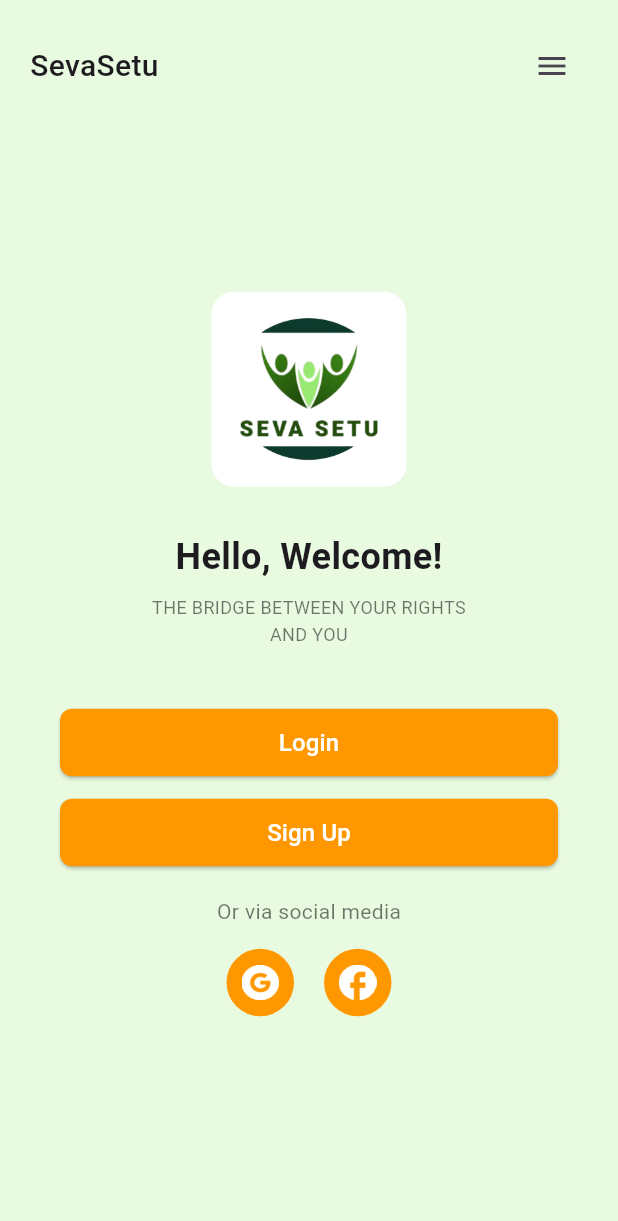
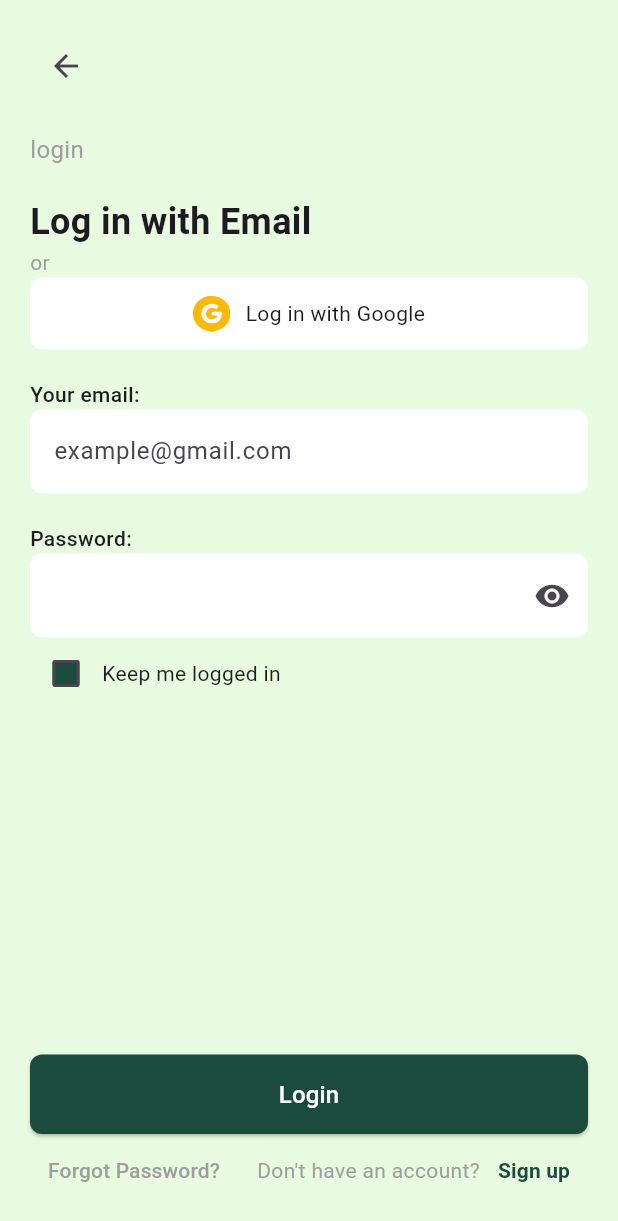
Before and after one commit to MrGojo/EY, a Flutter app: the screen it shows after launch, after a tap on "Login", on a phone screen of 412 x 824 dp. Shown: the top 1221 px of the screen. Run offline on Flutter 3.47's test engine with Material 3 defaults, Android fonts, the phone set to English and light mode, and no system bars; our stand-ins replace file_picker.

Commit message:
Add login screen and update home screen

```diff
--- a/ey/lib/screens/home_screen.dart
+++ b/ey/lib/screens/home_screen.dart
@@ -2,6 +2,7 @@ import 'package:flutter/material.dart';
 import '../widgets/custom_button.dart';
 import '../widgets/social_button.dart';
 import 'registration_screen.dart';
+import 'login_screen.dart';
 
 class HomeScreen extends StatelessWidget {
   const HomeScreen({super.key});
@@ -81,7 +82,14 @@ class HomeScreen extends StatelessWidget {
                       // Login Button
                       CustomButton(
                         text: 'Login',
-                        onPressed: () {},
+                        onPressed: () {
+                          Navigator.push(
+                            context,
+                            MaterialPageRoute(
+                              builder: (context) => const LoginScreen(),
+                            ),
+                          );
+                        },
                       ),
                       const SizedBox(height: 15),
 
--- /dev/null
+++ b/ey/lib/screens/login_screen.dart
@@ -0,0 +1,221 @@
+import 'package:flutter/material.dart';
+import 'dashboard_screen.dart';
+
+class LoginScreen extends StatefulWidget {
+  const LoginScreen({super.key});
+
+  @override
+  State<LoginScreen> createState() => _LoginScreenState();
+}
+
+class _LoginScreenState extends State<LoginScreen> {
+  bool _isPasswordVisible = false;
+  bool _keepLoggedIn = false;
+
+  @override
+  Widget build(BuildContext context) {
+    return Scaffold(
+      backgroundColor: const Color(0xFFE8FAE0),
+      body: SafeArea(
+        child: Padding(
+          padding: const EdgeInsets.all(20.0),
+          child: Column(
+            crossAxisAlignment: CrossAxisAlignment.start,
+            children: [
+              // Back Button
+              IconButton(
+                icon: const Icon(Icons.arrow_back),
+                onPressed: () => Navigator.pop(context),
+              ),
+
+              const SizedBox(height: 20),
+
+              // Login Text
+              const Text(
+                'login',
+                style: TextStyle(
+                  fontSize: 16,
+                  color: Colors.grey,
+                ),
+              ),
+
+              const SizedBox(height: 20),
+
+              // Log in with Email
+              const Text(
+                'Log in with Email',
+                style: TextStyle(
+                  fontSize: 24,
+                  fontWeight: FontWeight.bold,
+                ),
+              ),
+
+              const Text(
+                'or',
+                style: TextStyle(
+                  color: Colors.grey,
+                ),
+              ),
+
+              // Google Login Button
+              Container(
+                width: double.infinity,
+                padding: const EdgeInsets.symmetric(vertical: 12),
+                decoration: BoxDecoration(
+                  color: Colors.white,
+                  borderRadius: BorderRadius.circular(8),
+                ),
+                child: Row(
+                  mainAxisAlignment: MainAxisAlignment.center,
+                  children: [
+                    Image.asset(
+                      'assets/google_icon.png',
+                      height: 24,
+                    ),
+                    const SizedBox(width: 10),
+                    const Text('Log in with Google'),
+                  ],
+                ),
+              ),
+
+              const SizedBox(height: 20),
+
+              // Email Field
+              const Text(
+                'Your email:',
+                style: TextStyle(
+                  fontWeight: FontWeight.w500,
+                ),
+              ),
+              TextField(
+                decoration: InputDecoration(
+                  hintText: 'example@gmail.com',
+                  filled: true,
+                  fillColor: Colors.white,
+                  border: OutlineInputBorder(
+                    borderRadius: BorderRadius.circular(8),
+                    borderSide: BorderSide.none,
+                  ),
+                ),
+              ),
+
+              const SizedBox(height: 20),
+
+              // Password Field
+              const Text(
+                'Password:',
+                style: TextStyle(
+                  fontWeight: FontWeight.w500,
+                ),
+              ),
+              TextField(
+                obscureText: !_isPasswordVisible,
+                decoration: InputDecoration(
+                  filled: true,
+                  fillColor: Colors.white,
+                  border: OutlineInputBorder(
+                    borderRadius: BorderRadius.circular(8),
+                    borderSide: BorderSide.none,
+                  ),
+                  suffixIcon: IconButton(
+                    icon: Icon(
+                      _isPasswordVisible ? Icons.visibility_off : Icons.visibility,
+                    ),
+                    onPressed: () {
+                      setState(() {
+                        _isPasswordVisible = !_isPasswordVisible;
+                      });
+                    },
+                  ),
+                ),
+              ),
+
+              // Keep me logged in
+              Row(
+                children: [
+                  Checkbox(
+                    value: _keepLoggedIn,
+                    onChanged: (value) {
+                      setState(() {
+                        _keepLoggedIn = value ?? false;
+                      });
+                    },
+                    fillColor: MaterialStateProperty.all(const Color(0xFF1B4B3C)),
+                  ),
+                  const Text('Keep me logged in'),
+                ],
+              ),
+
+              const Spacer(),
+
+              // Login Button
+              SizedBox(
+                width: double.infinity,
+                child: ElevatedButton(
+                  onPressed: () {
+                    Navigator.pushReplacement(
+                      context,
+                      MaterialPageRoute(
+                        builder: (context) => const DashboardScreen(),
+                      ),
+                    );
+                  },
+                  style: ElevatedButton.styleFrom(
+                    backgroundColor: const Color(0xFF1B4B3C),
+                    padding: const EdgeInsets.symmetric(vertical: 15),
+                    shape: RoundedRectangleBorder(
+                      borderRadius: BorderRadius.circular(8),
+                    ),
+                  ),
+                  child: const Text(
+                    'Login',
+                    style: TextStyle(
+                      color: Colors.white,
+                      fontSize: 16,
+                    ),
+                  ),
+                ),
+              ),
+
+              // Forgot Password & Sign up
+              Row(
+                mainAxisAlignment: MainAxisAlignment.spaceBetween,
+                children: [
+                  TextButton(
+                    onPressed: () {},
+                    child: const Text(
+                      'Forgot Password?',
+                      style: TextStyle(
+                        color: Colors.grey,
+                      ),
+                    ),
+                  ),
+                  Row(
+                    children: [
+                      const Text(
+                        "Don't have an account?",
+                        style: TextStyle(
+                          color: Colors.grey,
+                        ),
+                      ),
+                      TextButton(
+                        onPressed: () {},
+                        child: const Text(
+                          'Sign up',
+                          style: TextStyle(
+                            color: Color(0xFF1B4B3C),
+                            fontWeight: FontWeight.bold,
+                          ),
+                        ),
+                      ),
+                    ],
+                  ),
+                ],
+              ),
+            ],
+          ),
+        ),
+      ),
+    );
+  }
+}
```
Also changed, not shown: ey/lib/screens/dashboard_screen.dart (+23 -3 lines), ey/lib/screens/profile_screen.dart (added, +172 -0 lines).
